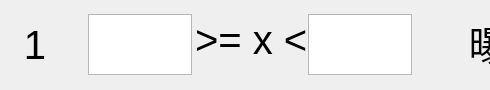
First picture: the form in Hqsw/fercaseform.ui, repository hqtecheptech/MagicPill, before the edit; both pictures show x 0 to 490 and y 0 to 90 of the 1120 by 90 pixel window.
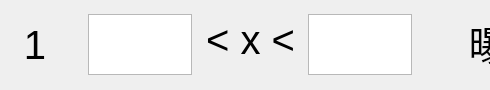
Second picture: the form after the edit.

Diff of the .ui file:
```diff
--- a/Hqsw/fercaseform.ui
+++ b/Hqsw/fercaseform.ui
@@ -163,7 +163,7 @@
     </font>
    </property>
    <property name="text">
-    <string>&gt;= x &lt;</string>
+    <string>&lt; x &lt;</string>
    </property>
    <property name="alignment">
     <set>Qt::AlignCenter</set>
```
